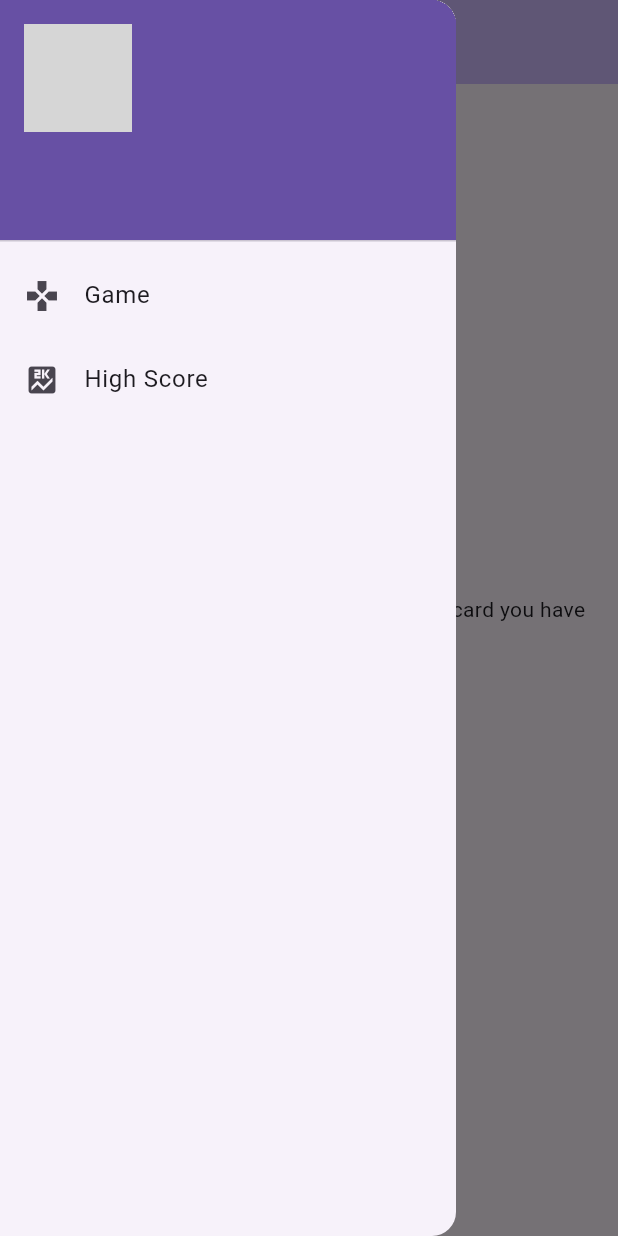
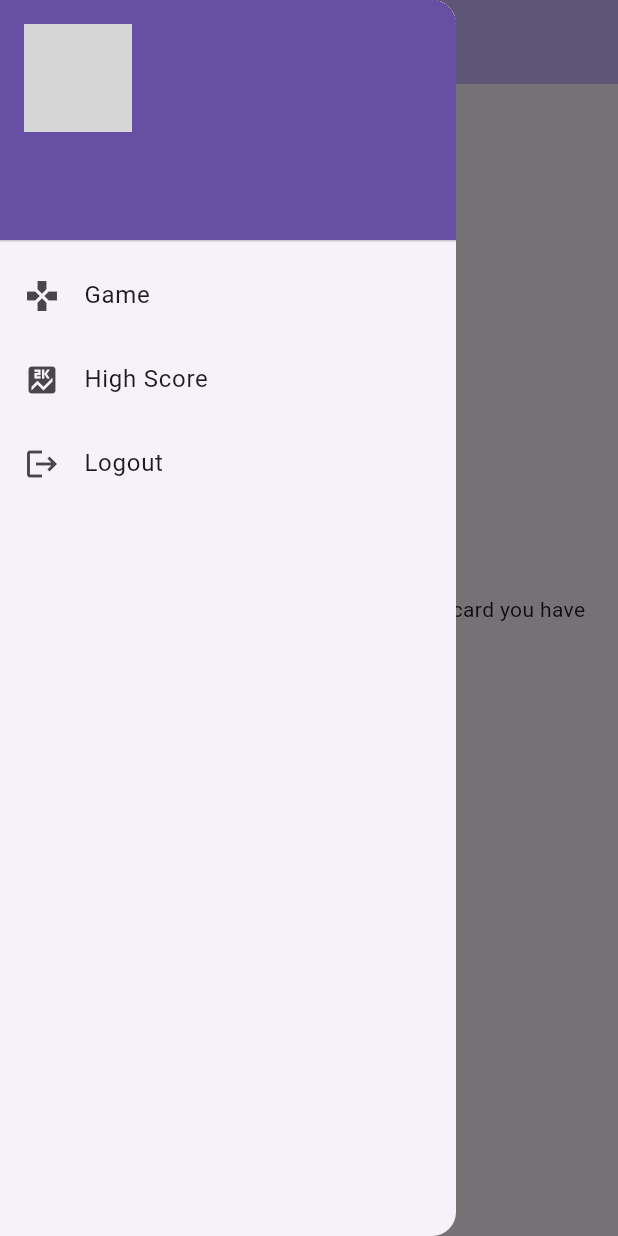
Before and after one commit to CatherineBC/ET_UTS, a Flutter app: the MyHomePage screen opened directly, with the side drawer open, on a phone screen of 412 x 824 dp. Run offline on Flutter 3.47's test engine with Material 3 defaults, Android fonts, the phone set to English and light mode, and no system bars; our stand-ins replace percent_indicator, shared_preferences; accounts and stored records are empty; network calls fail; grey boxes are pictures that could not be loaded.

Commit message:
List tile logout

```diff
--- a/memorimage_160421082_160421046/lib/main.dart
+++ b/memorimage_160421082_160421046/lib/main.dart
@@ -94,6 +94,12 @@ class _MyHomePageState extends State<MyHomePage> {
               onTap: () {
                 Navigator.pushNamed(context, "score");
               }),
+               ListTile(
+              title: new Text("Logout"),
+              leading: new Icon(Icons.logout),
+              onTap: () {
+                doLogout();
+              }),
         ],
       ),
     );
```
